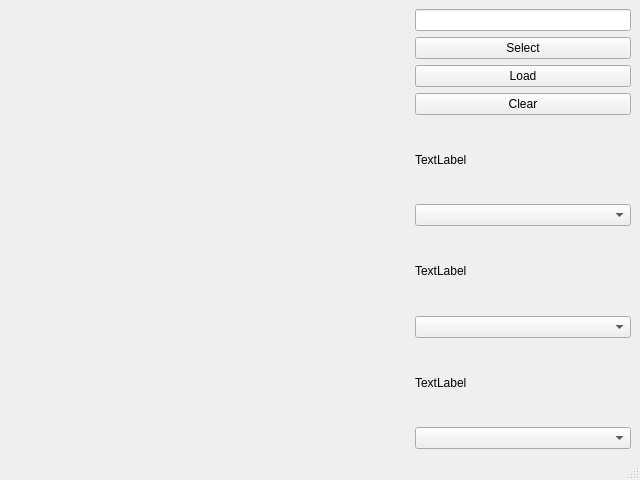
First picture: the form in window.ui, repository LiangJYu/QueueSea, before the edit.
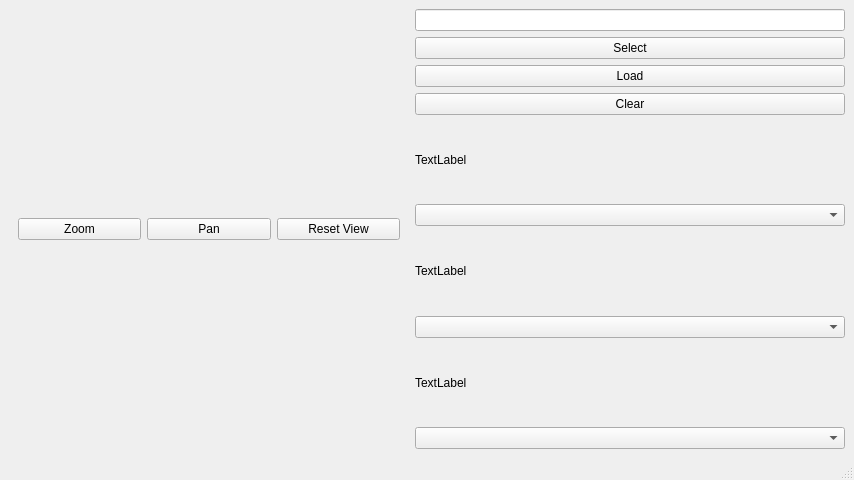
Second picture: the form after the edit.

Commit message: added controls for plotting and changed GUI size

The edit to the form file:
```diff
--- a/window.ui
+++ b/window.ui
@@ -6,7 +6,7 @@
    <rect>
     <x>0</x>
     <y>0</y>
-    <width>640</width>
+    <width>854</width>
     <height>480</height>
    </rect>
   </property>
@@ -26,6 +26,33 @@
         <height>0</height>
        </size>
       </property>
+      <layout class="QVBoxLayout" name="verticalLayout">
+       <item>
+        <layout class="QHBoxLayout" name="horizontalLayout_2">
+         <item>
+          <widget class="QPushButton" name="plot_zoom_pushButton">
+           <property name="text">
+            <string>Zoom</string>
+           </property>
+          </widget>
+         </item>
+         <item>
+          <widget class="QPushButton" name="plot_pan_pushButton">
+           <property name="text">
+            <string>Pan</string>
+           </property>
+          </widget>
+         </item>
+         <item>
+          <widget class="QPushButton" name="plot_reset_pushButton">
+           <property name="text">
+            <string>Reset View</string>
+           </property>
+          </widget>
+         </item>
+        </layout>
+       </item>
+      </layout>
      </widget>
     </item>
     <item>
```
Left out of the diff: 2 changed lines with no effect on the pictures. The commit also changes 3 other files.
